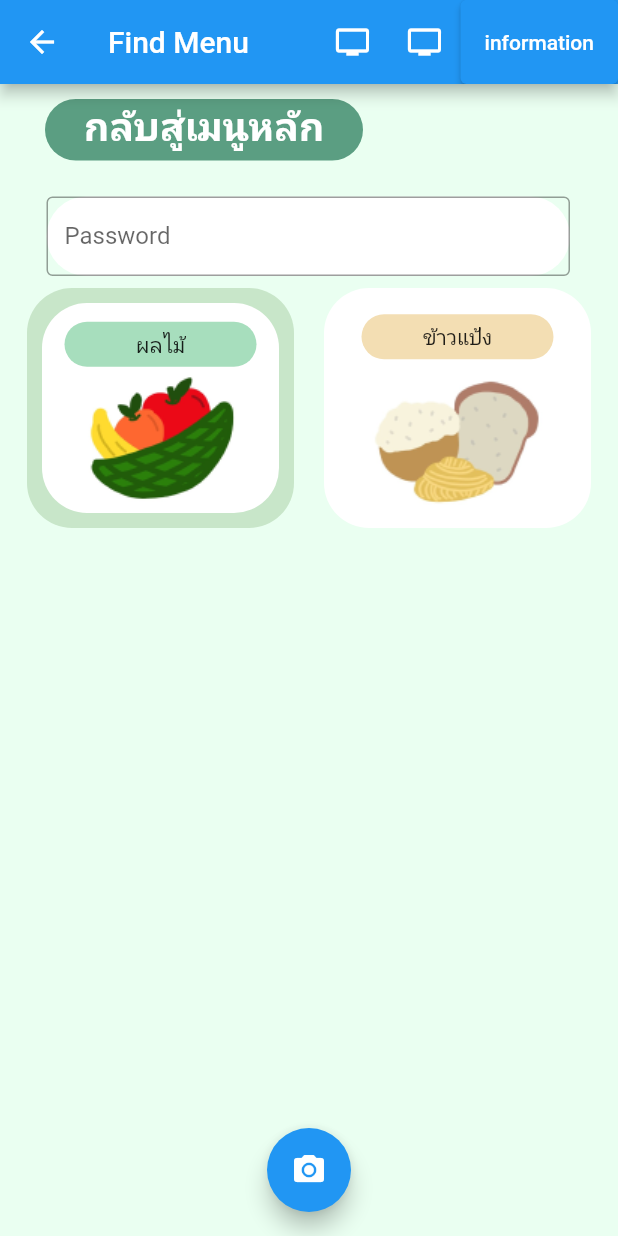
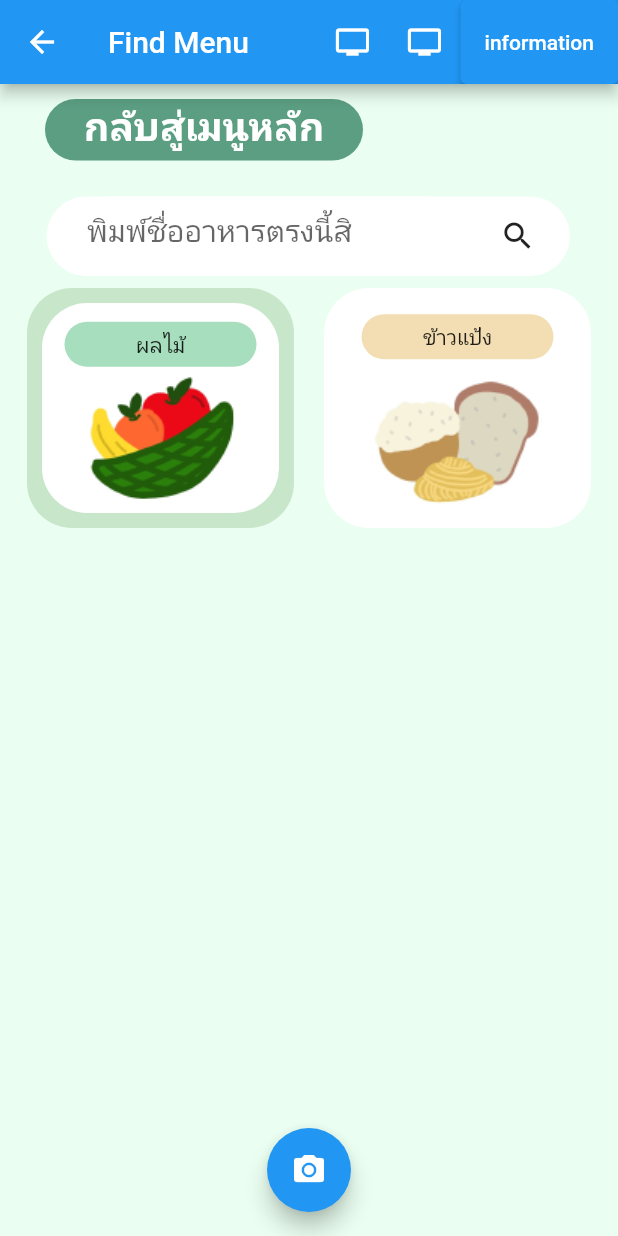
Before and after one commit to AINutritionProject/KinDeeUDee, a Flutter app: the MenuPage screen opened directly, on a phone screen of 412 x 824 dp. Run offline on Flutter 3.47's test engine with Material 2 defaults, Android fonts, the phone set to English and light mode, and no system bars; our stand-ins replace camera, cloud_firestore, csv, dotted_border, firebase_auth, firebase_core and 5 more; accounts and stored records are empty.

Commit message:
add search

```diff
--- a/lib/pages/menu.dart
+++ b/lib/pages/menu.dart
@@ -85,22 +85,16 @@ class MenuPage extends StatelessWidget {
                 ],
               ),
               Padding(
-                padding: EdgeInsets.only(left: 31, right: 32),
+                padding: const EdgeInsets.only(left: 31, right: 32),
                 child: Container(
                     width: double.infinity,
                     height: 53,
                     decoration: const BoxDecoration(
                         color: Colors.white,
                         borderRadius: BorderRadius.all(
-                          Radius.circular(30),
+                          Radius.circular(50),
                         )),
-                    child: const TextField(
-                      obscureText: true,
-                      decoration: InputDecoration(
-                        border: OutlineInputBorder(),
-                        labelText: 'Password',
-                      ),
-                    )),
+                    child: const TextFieldExample()),
               ),
               Padding(
                 padding: const EdgeInsets.all(8.0),
@@ -214,46 +208,60 @@ class MenuTypeIcon extends StatelessWidget {
   }
 }
 
-class MyApp extends StatefulWidget {
+class TextFieldExample extends StatefulWidget {
+  const TextFieldExample({super.key});
+
   @override
-  _MyAppState createState() => _MyAppState();
+  State<TextFieldExample> createState() => _TextFieldExampleState();
 }
 
-class _MyAppState extends State<MyApp> {
-  TextEditingController nameController = TextEditingController();
-  String fullName = '';
+class _TextFieldExampleState extends State<TextFieldExample> {
+  late TextEditingController _controller;
+
+  @override
+  void initState() {
+    super.initState();
+    _controller = TextEditingController();
+  }
+
+  @override
+  void dispose() {
+    _controller.dispose();
+    super.dispose();
+  }
 
   @override
   Widget build(BuildContext context) {
-    return MaterialApp(
-      home: Scaffold(
-          appBar: AppBar(
-            title: Text('Flutter - tutorialkart.com'),
+    return Row(children: [
+      Expanded(
+          flex: 4,
+          child: Container(
+              padding: const EdgeInsets.only(left: 15),
+              width: double.infinity,
+              child: TextField(
+                  decoration: InputDecoration(
+                    hintText: "พิมพ์ชื่ออาหารตรงนี้สิ",
+                    enabledBorder: OutlineInputBorder(
+                      borderSide: const BorderSide(
+                          width: 3, color: Colors.white), //<-- SEE HERE
+                      borderRadius: BorderRadius.circular(50.0),
+                    ),
+                  ),
+                  style: const TextStyle(fontSize: 20)))),
+      Expanded(
+        flex: 1,
+        child: Container(
+          width: double.infinity,
+          child: IconButton(
+            icon: const Icon(Icons.search),
+            onPressed: () {
+              setState(
+                () {},
+              );
+            },
           ),
-          body: Center(
-              child: Column(children: <Widget>[
-            Container(
-                margin: EdgeInsets.all(20),
-                child: TextField(
-                  controller: nameController,
-                  decoration: InputDecoration(
-                    border: OutlineInputBorder(),
-                    labelText: 'Full Name',
-                  ),
-                  onChanged: (text) {
-                    setState(() {
-                      fullName = text;
-                      //you can access nameController in its scope to get
-                      // the value of text entered as shown below
-                      //fullName = nameController.text;
-                    });
-                  },
-                )),
-            Container(
-              margin: EdgeInsets.all(20),
-              child: Text(fullName),
-            )
-          ]))),
-    );
+        ),
+      )
+    ]);
   }
 }
```
